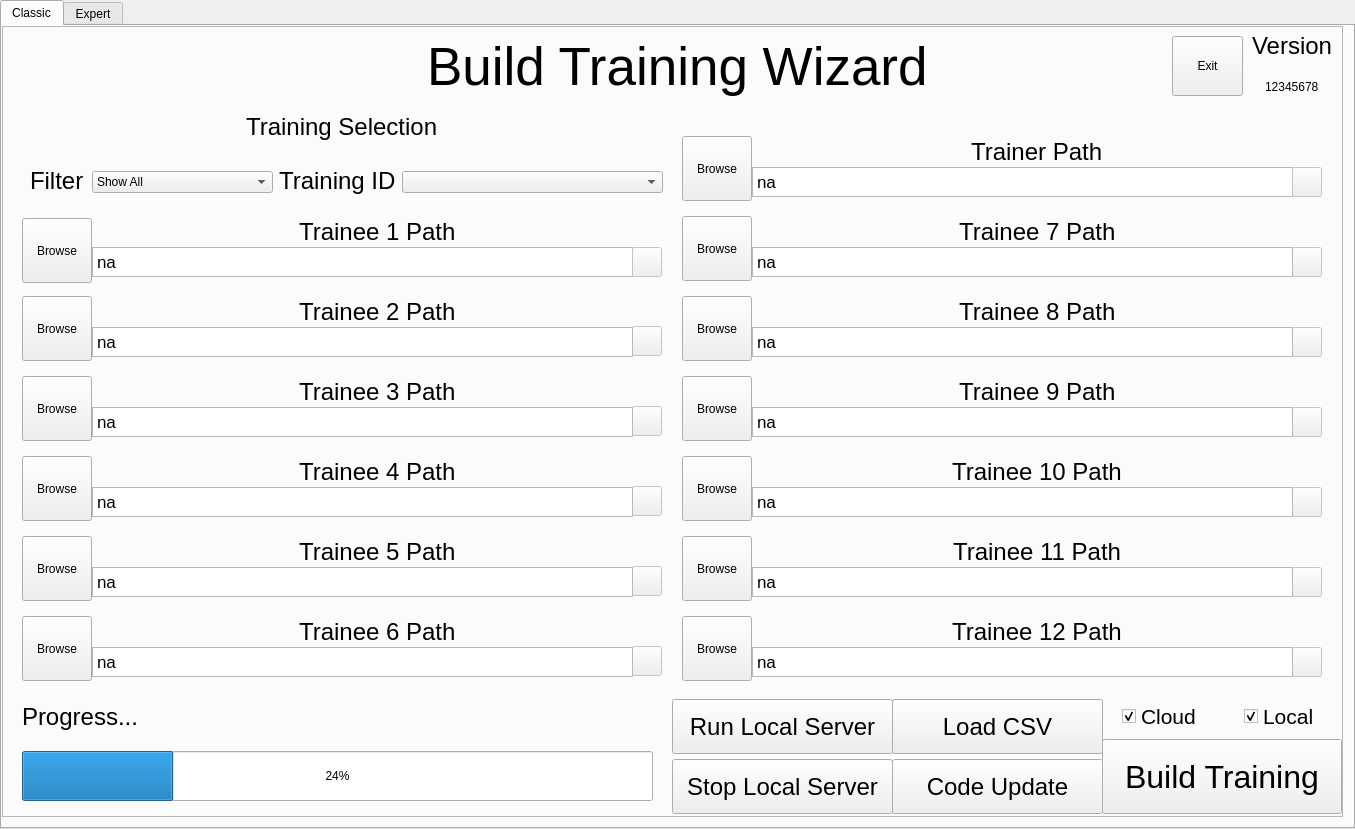
Old version of the form utils/build_training_gui_wizard.ui in the repository roniraviv/sea_analytics.
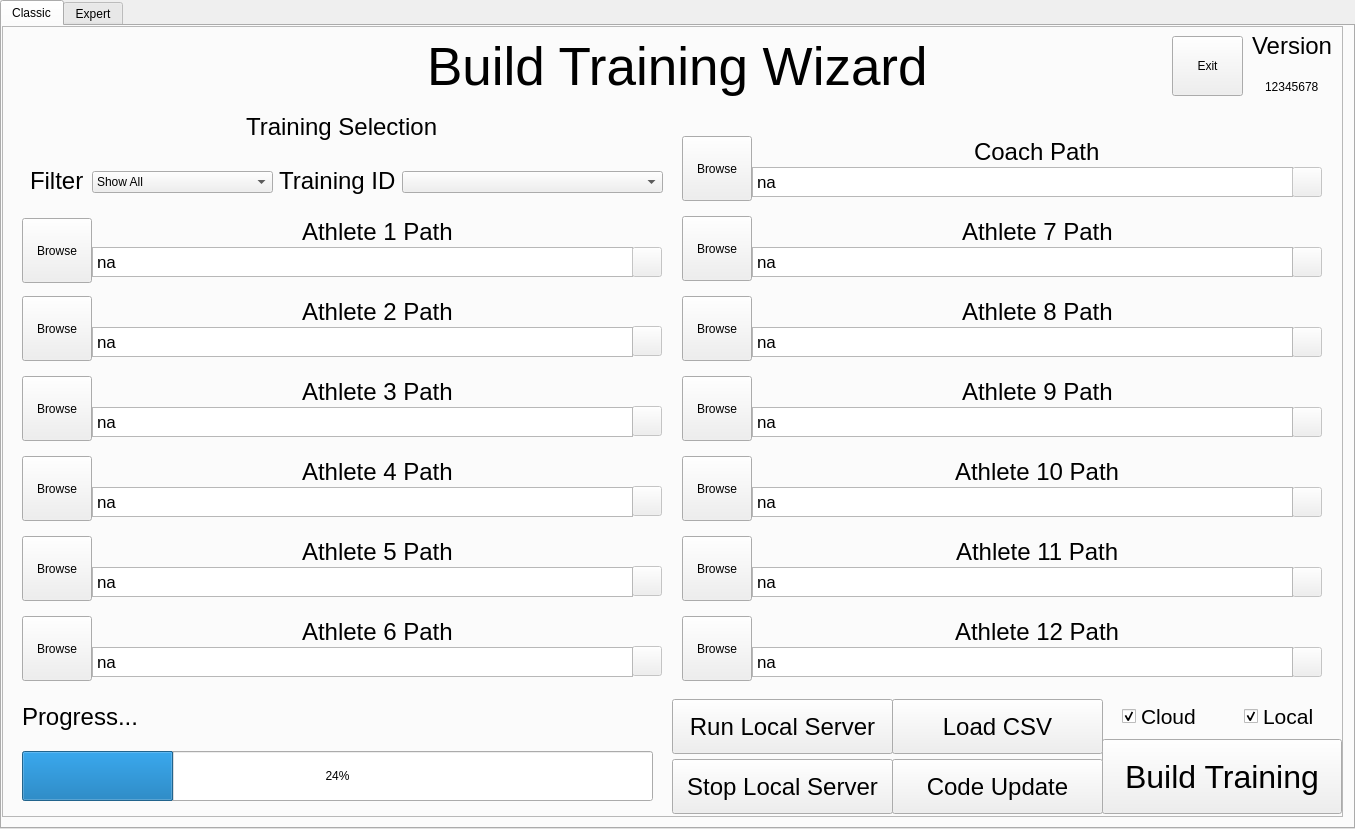
New version of the form. Icons and pictures are not drawn.

Commit message: renaming trainee to athlete and trainer to coach, including migration, aligned with dev a37ea8c7 (without migrations)

```diff
--- a/utils/build_training_gui_wizard.ui
+++ b/utils/build_training_gui_wizard.ui
@@ -427,7 +427,7 @@
          </font>
         </property>
         <property name="text">
-         <string>Trainee 1 Path</string>
+         <string>Athlete 1 Path</string>
         </property>
        </widget>
       </item>
@@ -640,7 +640,7 @@
          </font>
         </property>
         <property name="text">
-         <string>Trainee 2 Path</string>
+         <string>Athlete 2 Path</string>
         </property>
        </widget>
       </item>
@@ -664,7 +664,7 @@
          </font>
         </property>
         <property name="text">
-         <string>Trainee 3 Path</string>
+         <string>Athlete 3 Path</string>
         </property>
        </widget>
       </item>
@@ -688,7 +688,7 @@
          </font>
         </property>
         <property name="text">
-         <string>Trainee 4 Path</string>
+         <string>Athlete 4 Path</string>
         </property>
        </widget>
       </item>
@@ -712,7 +712,7 @@
          </font>
         </property>
         <property name="text">
-         <string>Trainee 5 Path</string>
+         <string>Athlete 5 Path</string>
         </property>
        </widget>
       </item>
@@ -736,7 +736,7 @@
          </font>
         </property>
         <property name="text">
-         <string>Trainee 6 Path</string>
+         <string>Athlete 6 Path</string>
         </property>
        </widget>
       </item>
@@ -1494,7 +1494,7 @@
          </font>
         </property>
         <property name="text">
-         <string>Trainee 7 Path</string>
+         <string>Athlete 7 Path</string>
         </property>
        </widget>
       </item>
@@ -1641,7 +1641,7 @@
          </font>
         </property>
         <property name="text">
-         <string>Trainer Path</string>
+         <string>Coach Path</string>
         </property>
        </widget>
       </item>
@@ -1995,7 +1995,7 @@
          </font>
         </property>
         <property name="text">
-         <string>Trainee 8 Path</string>
+         <string>Athlete 8 Path</string>
         </property>
        </widget>
       </item>
@@ -2019,7 +2019,7 @@
          </font>
         </property>
         <property name="text">
-         <string>Trainee 9 Path</string>
+         <string>Athlete 9 Path</string>
         </property>
        </widget>
       </item>
@@ -2043,7 +2043,7 @@
          </font>
         </property>
         <property name="text">
-         <string>Trainee 10 Path</string>
+         <string>Athlete 10 Path</string>
         </property>
        </widget>
       </item>
@@ -2067,7 +2067,7 @@
          </font>
         </property>
         <property name="text">
-         <string>Trainee 11 Path</string>
+         <string>Athlete 11 Path</string>
         </property>
        </widget>
       </item>
@@ -2091,7 +2091,7 @@
          </font>
         </property>
         <property name="text">
-         <string>Trainee 12 Path</string>
+         <string>Athlete 12 Path</string>
         </property>
        </widget>
       </item>
```
Left out of the diff: 18 changed lines with no effect on the pictures. The commit also changes 15 other files.
